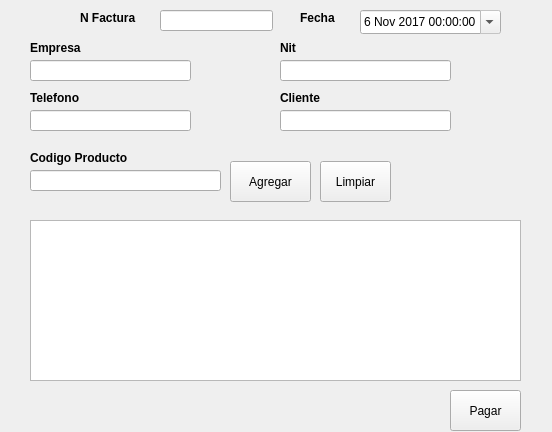
This is OrangoTango/facturar.ui in AlejandroMB1/OrangoTango as Qt 5 draws it before an edit. The edited form follows.
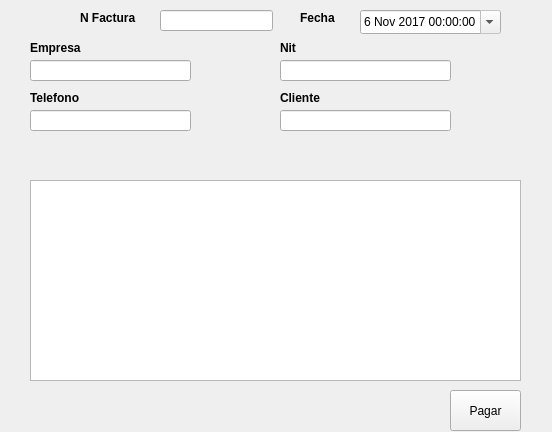
This is the edited form.

Diff of the .ui file:
```diff
--- a/OrangoTango/facturar.ui
+++ b/OrangoTango/facturar.ui
@@ -53,16 +53,6 @@
     </rect>
    </property>
   </widget>
-  <widget class="QLineEdit" name="lineCodigoP">
-   <property name="geometry">
-    <rect>
-     <x>30</x>
-     <y>170</y>
-     <width>191</width>
-     <height>21</height>
-    </rect>
-   </property>
-  </widget>
   <widget class="QDateTimeEdit" name="Fecha">
    <property name="geometry">
     <rect>
@@ -184,58 +174,13 @@
     <string>Cliente</string>
    </property>
   </widget>
-  <widget class="QLabel" name="label_6">
-   <property name="geometry">
-    <rect>
-     <x>30</x>
-     <y>150</y>
-     <width>131</width>
-     <height>16</height>
-    </rect>
-   </property>
-   <property name="font">
-    <font>
-     <weight>75</weight>
-     <bold>true</bold>
-    </font>
-   </property>
-   <property name="text">
-    <string>Codigo Producto</string>
-   </property>
-  </widget>
-  <widget class="QPushButton" name="BotonAgregar">
-   <property name="geometry">
-    <rect>
-     <x>230</x>
-     <y>161</y>
-     <width>81</width>
-     <height>41</height>
-    </rect>
-   </property>
-   <property name="text">
-    <string>Agregar</string>
-   </property>
-  </widget>
-  <widget class="QPushButton" name="BotonLimpiar">
-   <property name="geometry">
-    <rect>
-     <x>320</x>
-     <y>161</y>
-     <width>71</width>
-     <height>41</height>
-    </rect>
-   </property>
-   <property name="text">
-    <string>Limpiar</string>
-   </property>
-  </widget>
   <widget class="QTableWidget" name="tablaProductos">
    <property name="geometry">
     <rect>
      <x>30</x>
-     <y>220</y>
+     <y>180</y>
      <width>491</width>
-     <height>161</height>
+     <height>201</height>
     </rect>
    </property>
    <property name="rowCount">
```
